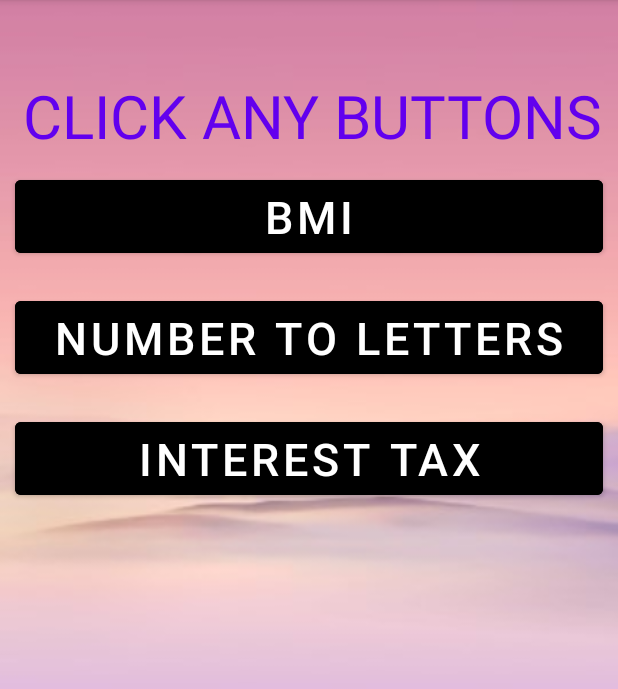
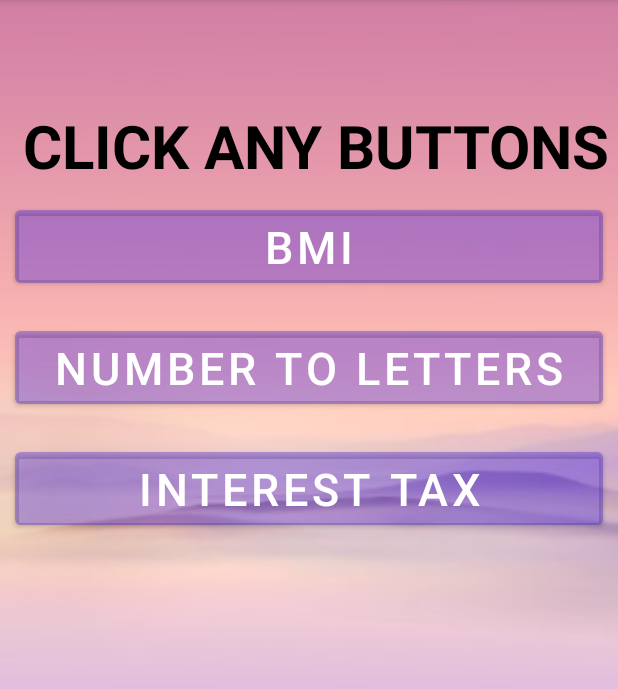
Before and after one commit to shrististh/stw300cemandroid-assignment---1-shrististh, an Android app: the screen it shows after launch (MainActivity), on a phone screen of 412 x 824 dp, the part 84-773 px from its top. Run offline under Robolectric (Android 15) with nearby library versions, the phone set to English and light mode, and no system bars.

Commit message:
Background image added to all pages

```diff
--- a/app/src/main/res/layout/activity_bmiactivity.xml
+++ b/app/src/main/res/layout/activity_bmiactivity.xml
@@ -5,7 +5,8 @@
     android:layout_width="match_parent"
     android:orientation="vertical"
     android:layout_height="match_parent"
-    tools:context=".BMIActivity">
+    tools:context=".BMIActivity"
+    android:background="@drawable/tt1">
 
     <TextView
         android:id="@+id/tvTitle"
--- a/app/src/main/res/layout/activity_main.xml
+++ b/app/src/main/res/layout/activity_main.xml
@@ -16,8 +16,9 @@
         android:layout_height="wrap_content"
         android:text="CLICK ANY BUTTONS"
         android:textSize="40dp"
-        android:textColor="@color/purple_500"
-        android:layout_marginTop="50dp"
+        android:textColor="@color/black"
+        android:textStyle="bold"
+        android:layout_marginTop="70dp"
         android:layout_marginLeft="15dp"
         app:layout_constraintBottom_toBottomOf="parent"
         app:layout_constraintLeft_toLeftOf="parent"
@@ -28,7 +29,7 @@
         android:id="@+id/btnBMI"
         android:layout_width="match_parent"
         android:layout_height="wrap_content"
-        android:backgroundTint="#000000"
+        android:backgroundTint="#342D"
         android:textColor="	#FFFFFF"
         android:layout_margin="10dp"
         android:text="BMI"
@@ -39,7 +40,7 @@
     <Button
         android:id="@+id/btnNumToLetter"
         android:layout_width="match_parent"
-        android:backgroundTint="#000000"
+        android:backgroundTint="#342D"
         android:textColor="	#FFFFFF"
         android:layout_height="wrap_content"
         android:layout_margin="10dp"
@@ -52,7 +53,7 @@
         android:id="@+id/btnIntTax"
         android:layout_width="match_parent"
         android:layout_height="wrap_content"
-        android:backgroundTint="#000000"
+        android:backgroundTint="#342D"
         android:textColor="	#FFFFFF"
         android:layout_margin="10dp"
         android:text="Interest Tax"
--- a/app/src/main/res/layout/activity_numbertoword.xml
+++ b/app/src/main/res/layout/activity_numbertoword.xml
@@ -5,7 +5,8 @@
     android:layout_width="match_parent"
     android:layout_height="match_parent"
     android:orientation="vertical"
-    tools:context=".NumbertowordActivity">
+    tools:context=".NumbertowordActivity"
+    android:background="@drawable/tt1">
 
     <TextView
         android:id="@+id/tvHeading"
--- a/app/src/main/res/layout/activity_tax.xml
+++ b/app/src/main/res/layout/activity_tax.xml
@@ -5,7 +5,8 @@
     android:layout_width="match_parent"
     android:layout_height="match_parent"
     android:orientation="vertical"
-    tools:context=".TaxActivity">
+    tools:context=".TaxActivity"
+    android:background="@drawable/tt1">
 
     <TextView
         android:id="@+id/tvTopic"
```
